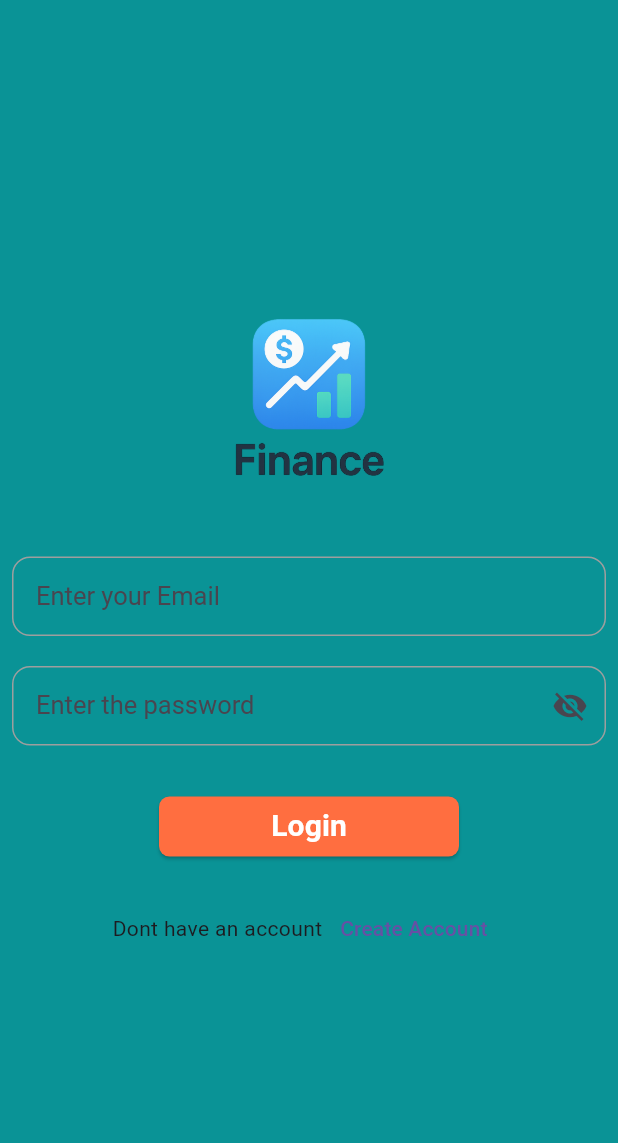
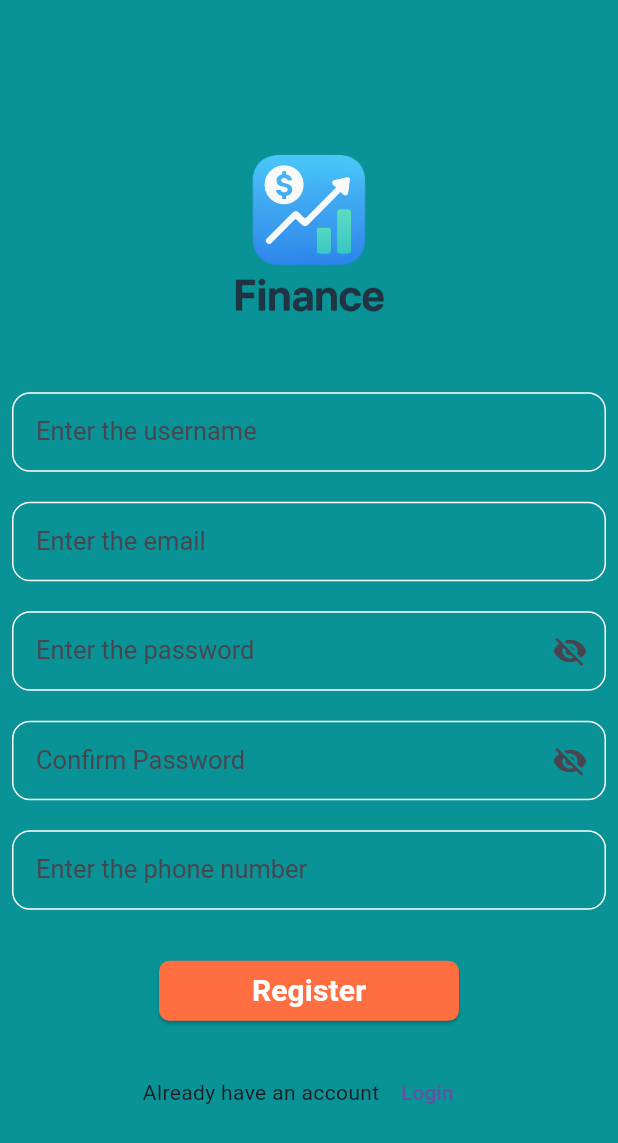
Before and after one commit to mithunprem99/finance_tracker_app, a Flutter app: the Login screen opened by its route, after a tap on "Create Account", on a phone screen of 412 x 824 dp. Shown: the top 1143 px of the screen. Run offline on Flutter 3.47's test engine with Material 3 defaults, Android fonts, the phone set to English and light mode, and no system bars.

Commit message:
register-page-ui

```diff
--- a/lib/main.dart
+++ b/lib/main.dart
@@ -1,5 +1,6 @@
 import 'package:finance_app/constants/colors.dart';
 import 'package:finance_app/screens/login.dart';
+import 'package:finance_app/screens/register.dart';
 import 'package:finance_app/screens/splash_screen.dart';
 import 'package:flutter/material.dart';
 
@@ -23,6 +24,7 @@ class MyApp extends StatelessWidget {
       routes: {
         '/': (context) => const SplashScreen(),
         'login': (context) => const Login(),
+        'register':(context) => const Register(),
       },
     );
   }
--- a/lib/screens/login.dart
+++ b/lib/screens/login.dart
@@ -28,6 +28,7 @@ class _LoginState extends State<Login> {
               Image.asset('assets/images/logo.png', width: 170, height: 170),
               SizedBox(height: 20),
               CustomTextFormFields(
+
                 textEditingController: _emailController,
                 hintText: "Enter your Email",
                 isPassword: false,
@@ -41,24 +42,29 @@ class _LoginState extends State<Login> {
                 isPassword: true,
               ),
               SizedBox(height: 30),
-              CustomButton(onPressed: () {
+              CustomButton(
+                onPressed: () {
+                  //login logic
 
-                //login logic
+                  //get user fom hive
 
-                //get user fom hive
-
-
-                //redirect user to home
-
-
-
-              }, subject: "Login"),
+                  //redirect user to home
+                },
+                subject: "Login",
+              ),
               SizedBox(height: 20),
               Row(
                 mainAxisAlignment: MainAxisAlignment.center,
                 children: [
                   Text("Dont have an account"),
-                  TextButton(onPressed: () {}, child: Text("Create Account")),
+                  InkWell(
+                    child: TextButton(
+                      onPressed: () {
+                        Navigator.pushNamed(context, 'register');
+                      },
+                      child: Text("Create Account"),
+                    ),
+                  ),
                 ],
               ),
             ],
--- /dev/null
+++ b/lib/screens/register.dart
@@ -0,0 +1,102 @@
+import 'package:finance_app/widgets/custom_button.dart';
+import 'package:finance_app/widgets/custom_text_form_fields.dart';
+import 'package:flutter/material.dart';
+import 'package:flutter/services.dart';
+
+class Register extends StatefulWidget {
+  const Register({super.key});
+
+  @override
+  State<Register> createState() => _RegisterState();
+}
+
+class _RegisterState extends State<Register> {
+  TextEditingController _nameController = TextEditingController();
+  TextEditingController _emailController = TextEditingController();
+  TextEditingController _passwordController = TextEditingController();
+  TextEditingController _confirmPasswordController = TextEditingController();
+  TextEditingController _numberController = TextEditingController();
+ final _registerKey = GlobalKey<FormState>();
+  @override
+  Widget build(BuildContext context) {
+    return Scaffold(
+      body: Container(
+        padding: EdgeInsets.all(8.0),
+        height: double.infinity,
+        width: double.infinity,
+        child: Form(
+          key: _registerKey,
+          child: Column(
+            mainAxisAlignment: MainAxisAlignment.center,
+            children: [
+              Image.asset('assets/images/logo.png', width: 170, height: 170),
+              SizedBox(height: 20),
+              CustomTextFormFields(
+                textEditingController: _nameController,
+                hintText: "Enter the username",
+                obscureText: false,
+                isPassword: false,
+              ),
+              SizedBox(height: 20),
+              CustomTextFormFields(
+                textEditingController: _emailController,
+                hintText: "Enter the email",
+                obscureText: false,
+                isPassword: false,
+              ),
+              SizedBox(height: 20),
+              CustomTextFormFields(
+                textEditingController: _passwordController,
+                hintText: "Enter the password",
+                obscureText: true,
+                isPassword: true,
+              ),
+              SizedBox(height: 20),
+              CustomTextFormFields(
+                textEditingController: _confirmPasswordController,
+                hintText: "Confirm Password",
+                obscureText: true,
+                isPassword: true,
+              ),
+              SizedBox(height: 20),
+              CustomTextFormFields(
+                keyboardType: TextInputType.numberWithOptions(),
+
+                textEditingController: _numberController,
+                hintText: "Enter the phone number",
+                obscureText: false,
+                isPassword: false,
+              ),
+              SizedBox(height: 30),
+             CustomButton(
+                  onPressed: () {
+                    //login logic
+
+                    //get user fom hive
+
+                    //redirect user to home
+                  },
+                  subject: "Register",
+                ),
+                SizedBox(height: 20),
+                              Row(
+                  mainAxisAlignment: MainAxisAlignment.center,
+                  children: [
+                    Text("Already have an account"),
+                    InkWell(
+                      child: TextButton(
+                        onPressed: () {
+                          Navigator.pushNamed(context, 'login');
+                        },
+                        child: Text("Login"),
+                      ),
+                    ),
+                  ],
+                ),
+            ],
+          ),
+        ),
+      ),
+    );
+  }
+}
--- a/lib/widgets/custom_text_form_fields.dart
+++ b/lib/widgets/custom_text_form_fields.dart
@@ -1,9 +1,11 @@
 import 'package:flutter/material.dart';
+import 'package:flutter/services.dart';
 
 class CustomTextFormFields extends StatefulWidget {
   final TextEditingController textEditingController;
   String? hintText;
   final bool isPassword;
+  final TextInputType? keyboardType;
 
   bool obscureText;
   CustomTextFormFields({
@@ -12,6 +14,7 @@ class CustomTextFormFields extends StatefulWidget {
     required this.hintText,
     required this.obscureText,
     this.isPassword = false,
+    this.keyboardType,
   });
 
   @override
@@ -24,7 +27,7 @@ class _CustomTextFormFieldsState extends State<CustomTextFormFields> {
   @override
   void initState() {
     super.initState();
-    _obscureText = widget.isPassword; // Only obscure if it's a password field
+    _obscureText = widget.isPassword;
   }
 
   @override
@@ -33,16 +36,21 @@ class _CustomTextFormFieldsState extends State<CustomTextFormFields> {
       style: Theme.of(context).textTheme.displaySmall,
       controller: widget.textEditingController,
       obscureText: _obscureText,
+      keyboardType:
+          widget.keyboardType ??
+          (widget.isPassword
+              ? TextInputType.visiblePassword
+              : TextInputType.emailAddress),
       decoration: InputDecoration(
         hintText: widget.hintText,
         border: OutlineInputBorder(borderRadius: BorderRadius.circular(12)),
         enabledBorder: OutlineInputBorder(
           borderRadius: BorderRadius.circular(12),
-          borderSide: BorderSide(color: Colors.grey),
+          borderSide: BorderSide(color: Colors.white),
         ),
         focusedBorder: OutlineInputBorder(
           borderRadius: BorderRadius.circular(12),
-          borderSide: BorderSide(color: Colors.blue),
+          borderSide: BorderSide(color: Colors.white),
         ),
         suffixIcon: widget.isPassword
             ? IconButton(
@@ -57,9 +65,6 @@ class _CustomTextFormFieldsState extends State<CustomTextFormFields> {
               )
             : null,
       ),
-      keyboardType: widget.isPassword
-          ? TextInputType.visiblePassword
-          : TextInputType.emailAddress,
       validator: (value) {
         if (value == null || value.isEmpty) {
           return widget.isPassword ? 'Enter password' : 'Enter email';
```
